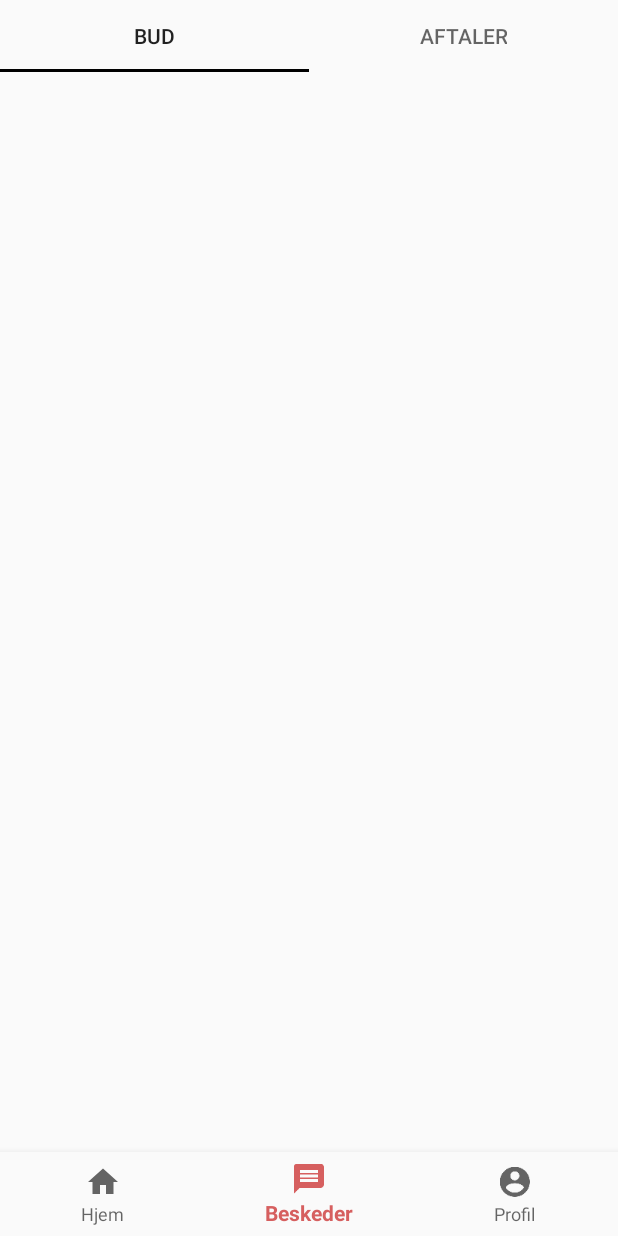
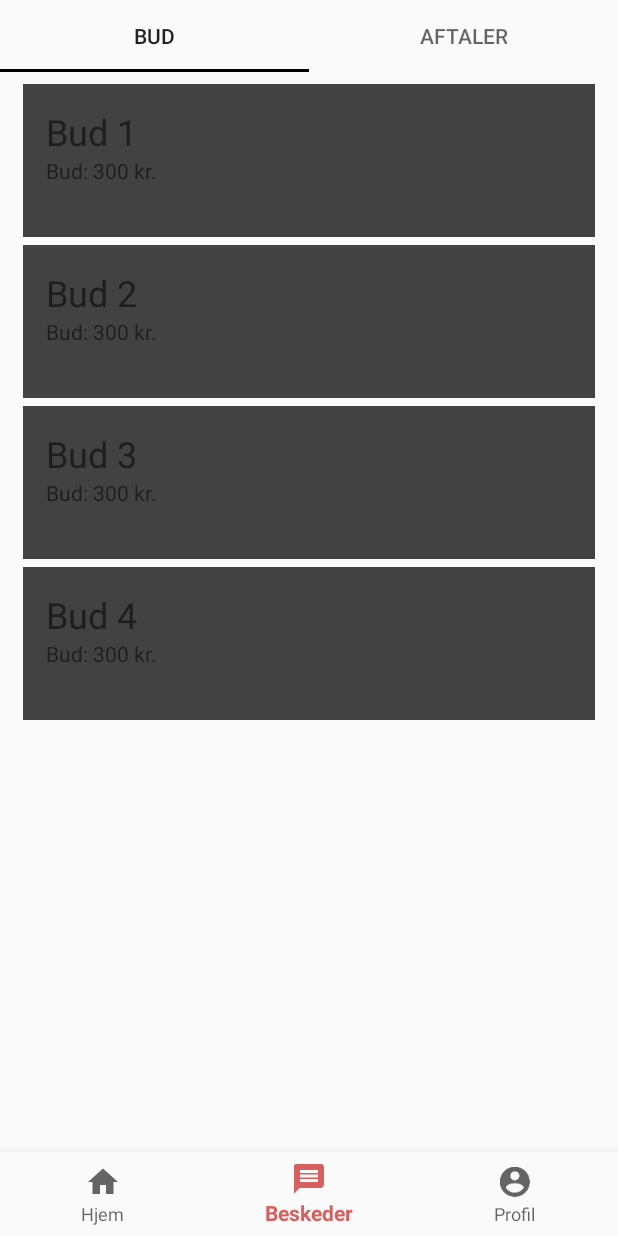
Before and after one commit to emilstepanian/JustHandworker, an Android app: the fragment MessagesTabContainerFragment placed in its activity, item 2 of the bottom bar chosen, on a phone screen of 412 x 824 dp. Run offline under Robolectric (Android 15) with nearby library versions, the phone set to English and light mode, and no system bars; libraries missing offline, so code that uses them is left out: me.relex.circleindicator.

Commit message:
Template for bids set up.

```diff
--- a/app/src/main/java/com/example/emilstepanian/justhandworker/jobtaker/ui/MessagesContainerFragment.java
+++ b/app/src/main/java/com/example/emilstepanian/justhandworker/jobtaker/ui/MessagesContainerFragment.java
@@ -6,10 +6,8 @@ import android.support.v4.app.FragmentTransaction;
 import android.view.LayoutInflater;
 import android.view.View;
 import android.view.ViewGroup;
+import com.example.emilstepanian.justhandworker.R;
 
-import com.example.emilstepanian.justhandworker.R;
-import com.example.emilstepanian.justhandworker.shared.ui.JobRecyclerViewFragment;
-import com.example.emilstepanian.justhandworker.shared.ui.MessagesTabFragment;
 
 public class MessagesContainerFragment extends Fragment {
     public MessagesContainerFragment() {
--- a/app/src/main/java/com/example/emilstepanian/justhandworker/jobtaker/ui/MessagesTabContainerFragment.java
+++ b/app/src/main/java/com/example/emilstepanian/justhandworker/jobtaker/ui/MessagesTabContainerFragment.java
@@ -1,26 +1,19 @@
 package com.example.emilstepanian.justhandworker.jobtaker.ui;
 
-import android.app.Activity;
-import android.app.FragmentManager;
 import android.os.Bundle;
 import android.support.design.widget.TabLayout;
 import android.support.v4.app.Fragment;
 import android.support.v4.view.PagerAdapter;
 import android.support.v4.view.ViewPager;
-import android.support.v7.app.ActionBarActivity;
-import android.support.v7.app.AppCompatActivity;
 import android.support.v7.widget.Toolbar;
 import android.view.LayoutInflater;
 import android.view.MenuItem;
 import android.view.View;
 import android.view.ViewGroup;
-import android.view.Window;
-import android.widget.TableLayout;
 
 import com.example.emilstepanian.justhandworker.R;
 import com.example.emilstepanian.justhandworker.shared.controller.TabsSlideAdapter;
 
-import java.util.zip.Inflater;
 
 
 public class MessagesTabContainerFragment extends Fragment {
@@ -45,6 +38,8 @@ public class MessagesTabContainerFragment extends Fragment {
         toolbar.setVisibility(View.GONE);
 
 
+
+
         TabLayout tabLayout = (TabLayout) messagesTabContainerView.findViewById(R.id.tabs_layout);
 
         //Set title of tabs based on which activity we're coming from.
@@ -52,25 +47,26 @@ public class MessagesTabContainerFragment extends Fragment {
             String [] tabTitles = extras.getStringArray("tabTitles");
             tabLayout.addTab(tabLayout.newTab().setText(tabTitles[0]));
             tabLayout.addTab(tabLayout.newTab().setText(tabTitles[1]));
+        }
 
-        }
+
 
         tabLayout.setTabGravity(TabLayout.GRAVITY_FILL);
 
         final ViewPager viewPager = (ViewPager) messagesTabContainerView.findViewById(R.id.tabs_pager);
 
-
-
         //final PagerAdapter adapter = new TabsSlideAdapter((AppCompatActivity) getActivity().getSupportFragmentManager(), tabLayout.getTabCount())
         final PagerAdapter adapter = new TabsSlideAdapter(getFragmentManager(), tabLayout.getTabCount());
         viewPager.setAdapter(adapter);
+
+
 
         viewPager.addOnPageChangeListener(new TabLayout.TabLayoutOnPageChangeListener(tabLayout));
         tabLayout.addOnTabSelectedListener(new TabLayout.OnTabSelectedListener(){
 
             @Override
             public void onTabSelected(TabLayout.Tab tab){
-
+                viewPager.setCurrentItem(tab.getPosition());
             }
 
             @Override
@@ -85,9 +81,6 @@ public class MessagesTabContainerFragment extends Fragment {
         });
 
         return messagesTabContainerView;
-
-
-
     }
 
     //Todo: Tjek lige om der er noget funky ved den her... er den nødvendig?
@@ -99,8 +92,6 @@ public class MessagesTabContainerFragment extends Fragment {
         //}
 
         return super.onOptionsItemSelected(item);
-
-
     }
 
 
--- /dev/null
+++ b/app/src/main/java/com/example/emilstepanian/justhandworker/shared/controller/BidsAdapter.java
@@ -0,0 +1,66 @@
+package com.example.emilstepanian.justhandworker.shared.controller;
+
+import android.content.Context;
+import android.support.v4.app.FragmentActivity;
+import android.support.v7.widget.RecyclerView;
+import android.view.LayoutInflater;
+import android.view.View;
+import android.view.ViewGroup;
+import android.widget.TextView;
+
+import com.example.emilstepanian.justhandworker.R;
+import com.example.emilstepanian.justhandworker.shared.model.Bid;
+
+import java.util.ArrayList;
+import java.util.List;
+import java.util.zip.Inflater;
+
+/**
+ * Created by Kasper on 07/05/2017.
+ */
+
+
+public class BidsAdapter extends RecyclerView.Adapter<BidsAdapter.BidHolder> {
+
+    private List<Bid> bidList;
+    private LayoutInflater inflater;
+
+
+    public BidsAdapter(List<Bid> bidsList, Context context) {
+        this.bidList  = bidsList;
+        this.inflater = LayoutInflater.from(context);
+    }
+
+
+    @Override
+    public BidsAdapter.BidHolder onCreateViewHolder(ViewGroup parent, int viewType) {
+        View view = inflater.inflate(R.layout.bid, parent, false);
+
+        return new BidHolder(view);
+    }
+
+    @Override
+    public void onBindViewHolder(BidHolder holder, int position) {
+        final BidHolder bidHolder = holder;
+        Bid bidItem = bidList.get(position);
+        holder.name.setText(bidItem.getName());
+    }
+
+
+    @Override
+    public int getItemCount() {
+        return bidList.size();
+    }
+
+    class BidHolder extends RecyclerView.ViewHolder{
+
+        private TextView name;
+
+        public BidHolder(View itemView) {
+            super(itemView);
+            name = (TextView) itemView.findViewById(R.id.bid_name);
+        }
+
+
+    }
+}
--- a/app/src/main/java/com/example/emilstepanian/justhandworker/shared/controller/TabsSlideAdapter.java
+++ b/app/src/main/java/com/example/emilstepanian/justhandworker/shared/controller/TabsSlideAdapter.java
@@ -1,10 +1,11 @@
 package com.example.emilstepanian.justhandworker.shared.controller;
 
+import android.os.Bundle;
 import android.support.v4.app.Fragment;
 import android.support.v4.app.FragmentManager;
 import android.support.v4.app.FragmentStatePagerAdapter;
+import com.example.emilstepanian.justhandworker.shared.ui.BidRecyclerViewFragment;
 
-import com.example.emilstepanian.justhandworker.shared.ui.MessagesTabFragment;
 
 /**
  * Created by Kasper on 06/05/2017.
@@ -19,15 +20,25 @@ public class TabsSlideAdapter extends FragmentStatePagerAdapter {
         this.numberOfTabs = numberOfTabs;
     }
 
+    //Create the fragments to be shown inside the tabs in this method. Any data needed for the
+    //creation of the fragment should be passed alog in a Bundle, and retrieved in the
+    //onCreateView method.
     @Override
     public Fragment getItem(int position) {
 
         switch (position){
             case 0:
-                MessagesTabFragment tab1 = new MessagesTabFragment();
+                BidRecyclerViewFragment tab1 = new BidRecyclerViewFragment();
+                Bundle b = new Bundle();
+                b.putString("content", "content1");
+                tab1.setArguments(b);
                 return tab1;
+
             case 1:
-                MessagesTabFragment tab2 = new MessagesTabFragment();
+                BidRecyclerViewFragment tab2 = new BidRecyclerViewFragment();
+                Bundle b2 = new Bundle();
+                b2.putString("content", "content1");
+                tab2.setArguments(b2);
                 return tab2;
 
             default:
--- /dev/null
+++ b/app/src/main/java/com/example/emilstepanian/justhandworker/shared/model/Bid.java
@@ -0,0 +1,21 @@
+package com.example.emilstepanian.justhandworker.shared.model;
+
+/**
+ * Created by Kasper on 07/05/2017.
+ */
+
+public class Bid {
+    String name;
+
+    public String getName() {
+        return name;
+    }
+
+    public void setName(String name) {
+        this.name = name;
+    }
+
+    public Bid(String name) {
+        this.name = name;
+    }
+}
--- /dev/null
+++ b/app/src/main/java/com/example/emilstepanian/justhandworker/shared/ui/BidRecyclerViewFragment.java
@@ -0,0 +1,64 @@
+package com.example.emilstepanian.justhandworker.shared.ui;
+
+import android.os.Bundle;
+import android.support.v4.app.Fragment;
+import android.support.v7.widget.LinearLayoutManager;
+import android.support.v7.widget.RecyclerView;
+import android.view.LayoutInflater;
+import android.view.View;
+import android.view.ViewGroup;
+
+import com.example.emilstepanian.justhandworker.R;
+import com.example.emilstepanian.justhandworker.shared.controller.BidsAdapter;
+import com.example.emilstepanian.justhandworker.shared.controller.JSONParser;
+import com.example.emilstepanian.justhandworker.shared.controller.JobAdapter;
+import com.example.emilstepanian.justhandworker.shared.model.Bid;
+;
+
+import java.util.ArrayList;
+import java.util.List;
+
+/**
+ * Created by Kasper on 07/05/2017.
+ */
+
+//Recyclerview for the jobtakers messagesView.
+public class BidRecyclerViewFragment extends Fragment {
+
+    private RecyclerView recyclerView;
+    private BidsAdapter bidsAdapter;
+
+
+    //TODO: skal den ligge her, eller skal den ligge i shared?
+    public BidRecyclerViewFragment() {
+    }
+    @Override
+    public View onCreateView(LayoutInflater inflater, ViewGroup container, Bundle savedInstanceState) {
+        View rootView = inflater.inflate(R.layout.bid_recycler_view, container, false);
+        recyclerView = (RecyclerView) rootView.findViewById(R.id.bids_list);
+
+        recyclerView.setLayoutManager(new LinearLayoutManager(getParentFragment().getActivity()));
+
+        //List<Bid> bidsList = JSONParser.getListData(getParentFragment().getContext(), "bid");
+
+        //Test data
+        List<Bid> bidsList = new ArrayList<>();
+        Bid b1 = new Bid("Bud 1");
+        Bid b2 = new Bid("Bud 2");
+        Bid b3 = new Bid("Bud 3");
+        Bid b4 = new Bid("Bud 4");
+
+        bidsList.add(b1);
+        bidsList.add(b2);
+        bidsList.add(b3);
+        bidsList.add(b4);
+
+
+        bidsAdapter = new BidsAdapter(bidsList, getParentFragment().getActivity());
+
+        recyclerView.setAdapter(bidsAdapter);
+
+        return rootView;
+
+    }
+}
--- a/app/src/main/java/com/example/emilstepanian/justhandworker/shared/ui/MessagesTabFragment.java
+++ /dev/null
@@ -1,34 +0,0 @@
-package com.example.emilstepanian.justhandworker.shared.ui;
-
-import android.app.Activity;
-import android.os.Bundle;
-import android.support.v4.app.Fragment;
-import android.support.v7.widget.Toolbar;
-import android.view.LayoutInflater;
-import android.view.View;
-import android.view.ViewGroup;
-
-import com.example.emilstepanian.justhandworker.R;
-
-
-/**
- * Fragment to be used in the messages activity to switch between tabs.
- *
- * Code inspired by:
- * http://www.truiton.com/2015/06/android-tabs-example-fragments-viewpager/
- */
-public class MessagesTabFragment extends Fragment {
-
-    public  MessagesTabFragment(){
-        //Det er ikke tillad at ændre på constructoren.
-        //Titlen på tab baren skal i stedes smides med i et bundle.
-    }
-
-
-    @Override
-    public View onCreateView(LayoutInflater inflater, ViewGroup container, Bundle savedInstanceState) {
-
-        return inflater.inflate(R.layout.fragment_messages_tab, container, false);
-    }
-
-}
--- /dev/null
+++ b/app/src/main/res/layout/bid.xml
@@ -0,0 +1,40 @@
+<?xml version="1.0" encoding="utf-8"?>
+<FrameLayout
+    xmlns:android="http://schemas.android.com/apk/res/android"
+    android:layout_width="match_parent"
+    android:layout_height="wrap_content"
+    android:paddingLeft="15dp"
+    android:paddingRight="15dp"
+    android:layout_marginBottom="5dp"
+    android:descendantFocusability="beforeDescendants">
+
+    <LinearLayout
+        android:layout_width="match_parent"
+        android:layout_height="wrap_content"
+        android:background="@color/cardview_dark_background"
+        android:descendantFocusability="afterDescendants"
+        android:orientation="vertical"
+        android:paddingBottom="15dp"
+        android:paddingLeft="15dp"
+        android:paddingRight="15dp"
+        android:paddingTop="15dp">
+
+        <TextView
+            android:id="@+id/bid_name"
+            android:layout_width="wrap_content"
+            android:layout_height="wrap_content"
+            android:text="Title"
+            android:textSize="24sp" />
+
+        <TextView
+            android:id="@+id/text2"
+            android:layout_width="wrap_content"
+            android:layout_height="wrap_content"
+            android:text="Bud: 300 kr." />
+
+        <TextView
+            android:id="@+id/text3"
+            android:layout_width="wrap_content"
+            android:layout_height="wrap_content" />
+    </LinearLayout>
+</FrameLayout>
--- /dev/null
+++ b/app/src/main/res/layout/bid_recycler_view.xml
@@ -0,0 +1,13 @@
+<?xml version="1.0" encoding="utf-8"?>
+
+<RelativeLayout xmlns:android="http://schemas.android.com/apk/res/android"
+    android:layout_width="match_parent"
+    android:layout_height="wrap_content">
+
+    <android.support.v7.widget.RecyclerView
+        android:id="@+id/bids_list"
+        android:layout_width="match_parent"
+        android:layout_height="match_parent">
+
+    </android.support.v7.widget.RecyclerView>
+</RelativeLayout>
--- a/app/src/main/res/layout/fragment_messages_tab.xml
+++ /dev/null
@@ -1,17 +0,0 @@
-<RelativeLayout xmlns:android="http://schemas.android.com/apk/res/android"
-    xmlns:tools="http://schemas.android.com/tools"
-    android:layout_width="match_parent"
-    android:layout_height="match_parent"
-    android:orientation="vertical"
-    tools:context="shared.ui.MessagesTabFragment">
-
-    <TextView
-        android:id="@+id/messagesTabTitle"
-        android:layout_width="wrap_content"
-        android:layout_height="wrap_content"
-        android:layout_centerInParent="true"
-        android:textAppearance="?android:attr/textAppearanceLarge"
-        />
-
-
-</RelativeLayout>
--- a/app/src/main/res/layout/fragment_messages_tab_container.xml
+++ b/app/src/main/res/layout/fragment_messages_tab_container.xml
@@ -1,14 +1,7 @@
-<FrameLayout xmlns:android="http://schemas.android.com/apk/res/android"
-     android:layout_width="match_parent"
-     android:layout_height="match_parent">
-
-    <RelativeLayout
-    xmlns:app="http://schemas.android.com/apk/res-auto"
-    xmlns:tools="http://schemas.android.com/tools"
-    android:id="@+id/messages_tab_container"
+<LinearLayout xmlns:android="http://schemas.android.com/apk/res/android"
     android:layout_width="match_parent"
     android:layout_height="match_parent"
-    tools:context=".jobtaker.ui.MessagesContainerFragment">
+    android:orientation="vertical">
 
     <android.support.v7.widget.Toolbar
         android:id="@+id/tabs_toolbar"
@@ -16,15 +9,12 @@
         android:layout_height="wrap_content"
         android:layout_alignParentTop="true"
         android:elevation="6dp"
-        android:minHeight="?attr/actionBarSize"
-        />
+        android:minHeight="?attr/actionBarSize" />
 
     <android.support.design.widget.TabLayout
         android:id="@+id/tabs_layout"
         android:layout_width="match_parent"
         android:layout_height="wrap_content"
-        android:layout_alignParentLeft="true"
-        android:layout_alignParentStart="true"
         android:layout_below="@+id/tabs_toolbar"
         android:elevation="6dp"
         android:minHeight="?attr/actionBarSize" />
@@ -33,8 +23,5 @@
         android:id="@+id/tabs_pager"
         android:layout_width="match_parent"
         android:layout_height="fill_parent"
-        android:layout_alignParentLeft="true"
-        android:layout_alignParentStart="true"
-        android:layout_alignParentTop="true"/>
-    </RelativeLayout>
-</FrameLayout>
+        android:layout_below="@+id/tabs_toolbar" />
+</LinearLayout>
```
